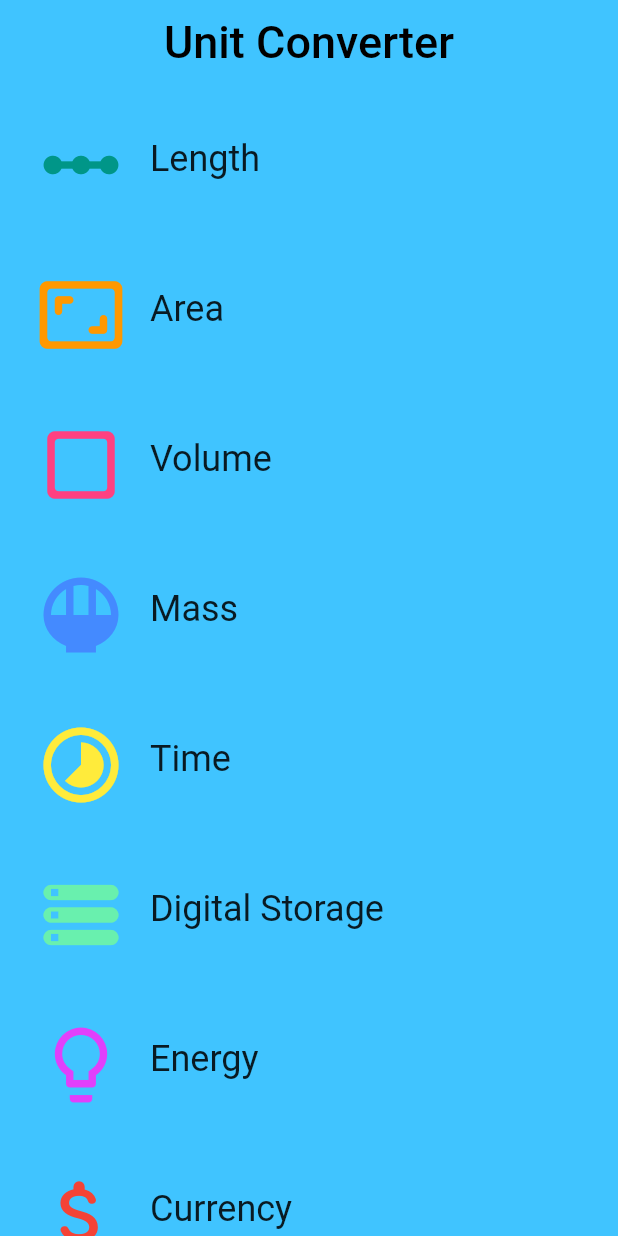
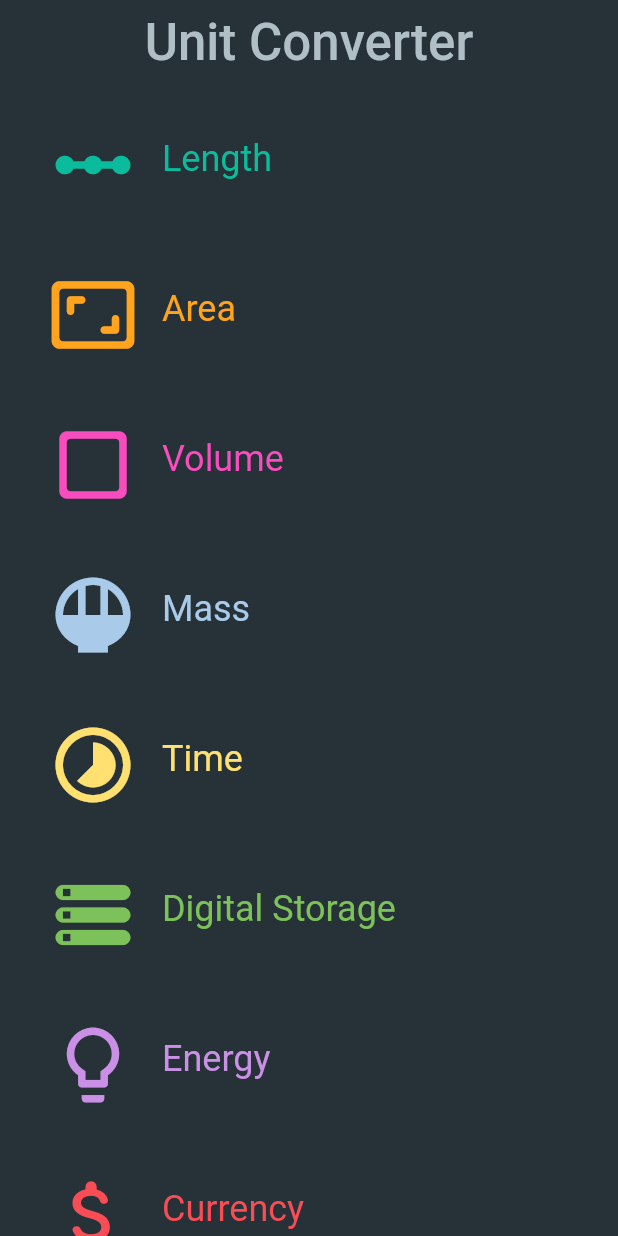
Before and after one commit to t3DDy-choco/flutter-heapstash, a Flutter app: the screen it shows after launch, on a phone screen of 412 x 824 dp. Run offline on Flutter 3.47's test engine with Material 2 defaults, Android fonts, the phone set to English and light mode, and no system bars.

Commit message:
Trying...
Bruh.

```diff
--- a/task_02_category_widget/lib/category.dart
+++ b/task_02_category_widget/lib/category.dart
@@ -3,8 +3,8 @@ import 'package:meta/meta.dart';
 import 'converter_screen.dart';
 import 'unit.dart';
 
-final _height = 100.0;
-final _borderRadius = BorderRadius.circular(_height / 2);
+final _rowHeight = 100.0;
+final _borderRadius = BorderRadius.circular(_rowHeight / 2);
 
 class Category extends StatelessWidget {
   final String name;
@@ -25,12 +25,8 @@ class Category extends StatelessWidget {
         super(key: key);
 
   void _navigateToConverter(BuildContext context) {
-    if (Navigator.of(context).canPop()) {
-      Navigator.of(context).pop();
-    }
-
-    Navigator.of(context)
-        .push(MaterialPageRoute<Null>(builder: (BuildContext context) {
+    Navigator.of(context).push(MaterialPageRoute<Null>(
+      builder: (BuildContext context) {
         return Scaffold(
           appBar: AppBar(
             elevation: 1.0,
@@ -45,8 +41,11 @@ class Category extends StatelessWidget {
             units: units,
             color: color,
           ),
+          // screen isn't resized now if keyboard id opened.
+          resizeToAvoidBottomInset: false,
         );
-    }));
+      },
+    ));
   }
 
   @override
@@ -54,11 +53,11 @@ class Category extends StatelessWidget {
     return Material(
       color: Colors.transparent,
       child: Container(
-        height: _height,
+        height: _rowHeight,
         child: InkWell(
           borderRadius: _borderRadius,
-          highlightColor: color,
-          splashColor: color,
+          highlightColor: color['highlight'],
+          splashColor: color['splash'],
           onTap: () => _navigateToConverter(context),
           child: Padding(
             padding: EdgeInsets.all(8.0),
@@ -70,14 +69,14 @@ class Category extends StatelessWidget {
                   child: Icon(
                     icon,
                     size: 60.0,
-                    color: color,
+                    color: color['splash'],
                   ),
                 ),
                 Center(
                   child: Text(
                     name,
                     textAlign: TextAlign.center,
-                    style: Theme.of(context).textTheme.headline5,
+                    style: TextStyle(color: color['splash'], fontSize: 24),
                   ),
                 ),
               ],
--- a/task_02_category_widget/lib/category_screen.dart
+++ b/task_02_category_widget/lib/category_screen.dart
@@ -1,20 +1,21 @@
 import 'package:flutter/material.dart';
-import 'package:task_02_category_widget/category.dart';
+import 'category.dart';
 import 'unit.dart';
 
 const _listSize = 8;
-const _fontSize = 30.0;
+const _fontSize = 34.0;
 const _elevation = 0.0;
-const _themeColor = Colors.lightBlueAccent;
+const _themeColor = Color(0xFF263238);
 
 class CategoryScreen extends StatefulWidget {
   const CategoryScreen();
 
   @override
-  createState() => _CategoryScreenState();
+  _CategoryScreenState createState() => _CategoryScreenState();
 }
 
 class _CategoryScreenState extends State<CategoryScreen> {
+  final _categories = <Category>[];
   static const _categoryNames = <String>[
     "Length",
     "Area",
@@ -26,15 +27,42 @@ class _CategoryScreenState extends State<CategoryScreen> {
     "Currency",
   ];
 
-  static const _baseColors = <Color>[
-    Colors.teal,
-    Colors.orange,
-    Colors.pinkAccent,
-    Colors.blueAccent,
-    Colors.yellow,
-    Colors.greenAccent,
-    Colors.purpleAccent,
-    Colors.red,
+  var s = Colors.teal;
+
+  static const _baseColors = <ColorSwatch>[
+    ColorSwatch(0xFF6AB7A8, {
+      'highlight': Color(0xFF6AB7A8),
+      'splash': Color(0xFF0ABC9B),
+    }),
+    ColorSwatch(0xFFFFD28E, {
+      'highlight': Color(0xFFFFD28E),
+      'splash': Color(0xFFFFA41C),
+    }),
+    ColorSwatch(0xFFFFB7DE, {
+      'highlight': Color(0xFFFFB7DE),
+      'splash': Color(0xFFF94CBF),
+    }),
+    ColorSwatch(0xFF8899A8, {
+      'highlight': Color(0xFF8899A8),
+      'splash': Color(0xFFA9CAE8),
+    }),
+    ColorSwatch(0xFFEAD37E, {
+      'highlight': Color(0xFFEAD37E),
+      'splash': Color(0xFFFFE070),
+    }),
+    ColorSwatch(0xFF81A56F, {
+      'highlight': Color(0xFF81A56F),
+      'splash': Color(0xFF7CC159),
+    }),
+    ColorSwatch(0xFFD7C0E2, {
+      'highlight': Color(0xFFD7C0E2),
+      'splash': Color(0xFFCA90E5),
+    }),
+    ColorSwatch(0xFFCE9A9A, {
+      'highlight': Color(0xFFCE9A9A),
+      'splash': Color(0xFFF94D56),
+      'error': Color(0xFF912D2D),
+    }),
   ];
 
   static const _icons = <IconData>[
@@ -48,6 +76,35 @@ class _CategoryScreenState extends State<CategoryScreen> {
     Icons.attach_money_rounded,
   ];
 
+  @override
+  void initState() {
+    super.initState();
+    for (var i = 0; i < _categoryNames.length; i++) {
+      _categories.add(Category(
+        name: _categoryNames[i],
+        color: _baseColors[i],
+        icon: _icons[i],
+        units: _retrieveUnitList(_categoryNames[i]),
+      ));
+    }
+  }
+
+  // Builds list of Category widgets.
+  Widget _buildCategoryWidgets() {
+    return ListView.builder(
+      itemCount: _listSize,
+      itemBuilder: (BuildContext context, int index) {
+        return Category(
+          name: _categoryNames[index],
+          icon: _icons[index],
+          color: _baseColors[index],
+          units: _retrieveUnitList(_categoryNames[index]),
+        );
+      },
+    );
+  }
+
+  // returns mock list of units
   List<Unit> _retrieveUnitList(String categoryName) {
     return List.generate(10, (int i) {
       i += 1;
@@ -62,17 +119,8 @@ class _CategoryScreenState extends State<CategoryScreen> {
   Widget build(BuildContext context) {
     final listView = Container(
       color: _themeColor,
-      child: ListView.builder(
-        itemCount: _listSize,
-        itemBuilder: (BuildContext context, int index) {
-          return Category(
-            name: _categoryNames[index],
-            icon: _icons[index],
-            color: _baseColors[index],
-            units: _retrieveUnitList(_categoryNames[index]),
-          );
-        },
-      ),
+      padding: EdgeInsets.symmetric(horizontal: 8.0),
+      child: _buildCategoryWidgets(),
     );
 
     final appBar = AppBar(
@@ -83,7 +131,7 @@ class _CategoryScreenState extends State<CategoryScreen> {
         "Unit Converter",
         style: TextStyle(
           fontSize: _fontSize,
-          color: Colors.black,
+          color: Colors.blueGrey.shade200,
         ),
       ),
     );
--- a/task_02_category_widget/lib/converter_screen.dart
+++ b/task_02_category_widget/lib/converter_screen.dart
@@ -2,9 +2,11 @@ import 'package:flutter/material.dart';
 import 'package:meta/meta.dart';
 import 'unit.dart';
 
+const _padding = EdgeInsets.all(16.0);
+
 class ConverterScreen extends StatefulWidget {
   final List<Unit> units;
-  final ColorSwatch color;
+  final Color color;
 
   const ConverterScreen({
     @required this.units,
@@ -17,13 +19,60 @@ class ConverterScreen extends StatefulWidget {
 }
 
 class _ConverterScreenState extends State<ConverterScreen> {
+  // TODO: Set some variables, such as for keeping track of the user's input value and units
+
+  // TODO: Determine whether you need to override anything, such as initState()
+
+  // TODO: Add other helper functions. We've given you one, _format()
+
+  /// Clean up conversion; trim trailing zeros, e.g. 5.500 -> 5.5, 10.0 -> 10
+  String _format(double conversion) {
+    var outputNum = conversion.toStringAsPrecision(7);
+    if (outputNum.contains('.') && outputNum.endsWith('0')) {
+      var i = outputNum.length - 1;
+      while (outputNum[i] == '0') {
+        i -= 1;
+      }
+      outputNum = outputNum.substring(0, i + 1);
+    }
+    if (outputNum.endsWith('.')) {
+      return outputNum.substring(0, outputNum.length - 1);
+    }
+    return outputNum;
+  }
+
   @override
   Widget build(BuildContext context) {
+    // TODO: Create the 'input' group of widgets. This is a Column that
+    // includes the input value, and 'from' unit [Dropdown].
+    final Column input = Column(
+      children: [
+        TextField(),
+        DropdownButton(
+          items: <String>['One', 'Two', 'Free', 'Four']
+              .map<DropdownMenuItem<String>>((String value) {
+            return DropdownMenuItem<String>(
+              value: value,
+              child: Text(value),
+            );
+          }).toList(),
+        ),
+      ],
+    );
+
+    // TODO: Create a compare arrows icon.
+
+    // TODO: Create the 'output' group of widgets. This is a Column that
+    // includes the output value, and 'to' unit [Dropdown].
+
+    // TODO: Return the input, arrows, and output widgets, wrapped in a Column.
+
+    // TODO: Delete the below placeholder code.
     final unitWidgets = widget.units.map((Unit unit) {
       return Container(
         color: widget.color,
         margin: EdgeInsets.all(8.0),
-        padding: EdgeInsets.all(16.0),
+        padding: _padding,
         child: Column(
           children: <Widget>[
             Text(
--- a/task_02_category_widget/lib/main.dart
+++ b/task_02_category_widget/lib/main.dart
@@ -1,16 +1,25 @@
 import 'package:flutter/material.dart';
-import 'package:task_02_category_widget/category_screen.dart';
+import 'category_screen.dart';
 
+// Main function
 void main() {
   runApp(UnitConverterApp());
 }
 
+// Root function
 class UnitConverterApp extends StatelessWidget {
   @override
   Widget build(BuildContext context) {
     return MaterialApp(
       debugShowCheckedModeBanner: false,
       title: 'Unit Converter',
+      theme: ThemeData(
+        textTheme: Theme.of(context).textTheme.apply(
+              bodyColor: Colors.black,
+              displayColor: Colors.grey[600],
+            ),
+        primaryColor: Colors.grey[500],
+      ),
       home: CategoryScreen(),
     );
   }
--- a/task_02_category_widget/lib/unit.dart
+++ b/task_02_category_widget/lib/unit.dart
@@ -4,12 +4,14 @@ class Unit {
   final String name;
   final double conversion;
 
+  // Stores units and conversion factors
   const Unit({
     @required this.name,
     @required this.conversion,
   })  : assert(name != null),
         assert(conversion != null);
 
+  // Creates a unit from json object
   Unit.fromJson(Map jsonMap)
       : assert(jsonMap['name'] != null),
         assert(jsonMap['conversion'] != null),
```
Lines whose indentation alone changed are shown as unchanged.
